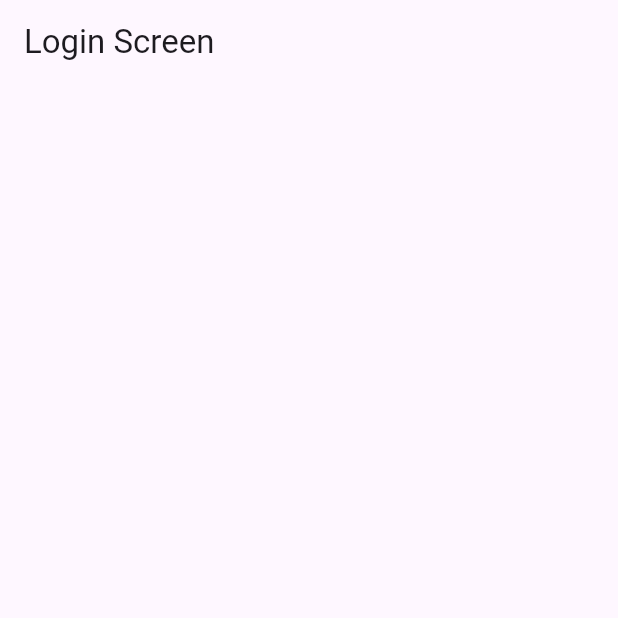
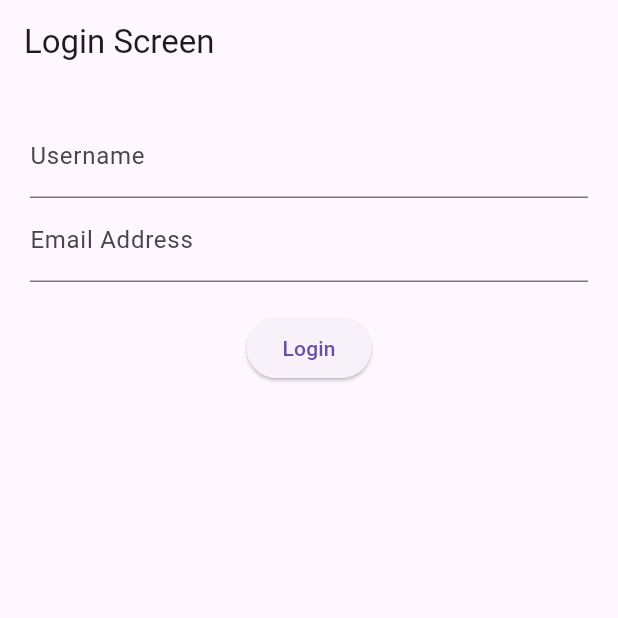
Before and after one commit to Niteshsharma831/my_app, a Flutter app: the screen it shows after launch, on a phone screen of 412 x 824 dp, the top half of it. Run offline on Flutter 3.47's test engine with Material 3 defaults, Android fonts, the phone set to English and light mode, and no system bars.

Commit message:
SimpleLoginPage

```diff
--- a/lib/loginscreen.dart
+++ b/lib/loginscreen.dart
@@ -1,4 +1,5 @@
 import 'package:flutter/material.dart';
+import 'package:flutter/widgets.dart';
 
 class MyLoginScreen extends StatefulWidget {
   const MyLoginScreen({super.key});
@@ -13,7 +14,7 @@ class _MyLoginScreenState extends State<MyLoginScreen> {
   bool islogged = false;
 
   final _nameController = TextEditingController();
-  final _passwordController = TextEditingController();
+  final _emailController = TextEditingController();
   final _formkey = GlobalKey<FormState>();
 
   @override
@@ -38,6 +39,50 @@ class _MyLoginScreenState extends State<MyLoginScreen> {
   }
 
   Widget _buildLogin() {
-    return Form(child: Column());
+    return Form(
+      key: _formkey,
+      child: Padding(
+        padding: const EdgeInsets.all(20),
+        child: Column(
+          children: [
+            TextFormField(
+              controller: _nameController,
+              decoration: const InputDecoration(labelText: "Username"),
+              validator: (Text) => Text!.isEmpty ? "Enter Name" : null,
+            ),
+            TextFormField(
+                controller: _emailController,
+                keyboardType: TextInputType.emailAddress,
+                decoration: const InputDecoration(labelText: "Email Address"),
+                validator: (text) {
+                  if (text!.isEmpty) {
+                    return "Email cannot be Empity";
+                  }
+                  final regex = RegExp(r"^[a-zA-Z0-9+_.-]+@[a-zA-Z0-9.-]+$");
+                  if (!regex.hasMatch(text)) {
+                    return "Invalid Email";
+                  }
+                  return null;
+                }),
+            SizedBox(
+              height: 20,
+            ),
+            ElevatedButton(onPressed: validate, child: Text("Login"))
+          ],
+        ),
+      ),
+    );
+  }
+
+  void validate() {
+    final Form = _formkey.currentState;
+    if (Form?.validate() == false) {
+      return;
+    }
+    setState(() {
+      islogged = true;
+      name = _nameController.text;
+      password = _emailController.text;
+    });
   }
 }
```
